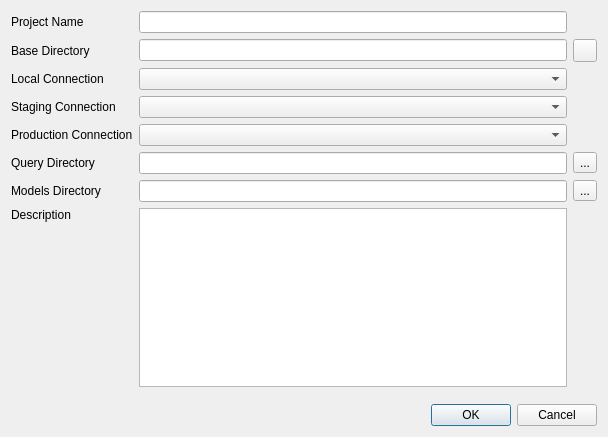
Above: GUI/pgdbatool/dlgproject.ui from marcotcal/PG-DBA-Tools before the change. Below: the same form after it.
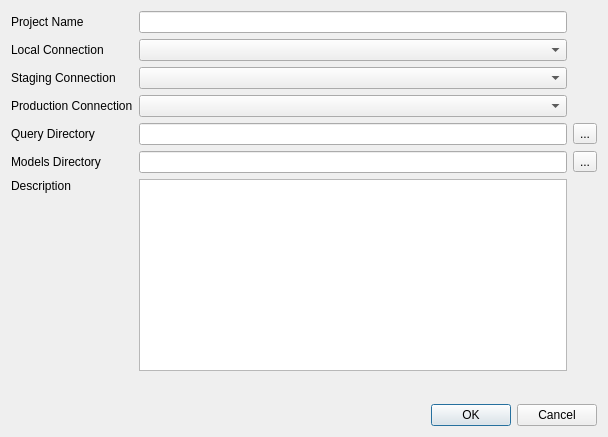
That is the form after the change. Icons and pictures are not drawn.

The edit to the form file:
```diff
--- a/GUI/pgdbatool/dlgproject.ui
+++ b/GUI/pgdbatool/dlgproject.ui
@@ -16,65 +16,7 @@
   <layout class="QVBoxLayout" name="verticalLayout">
    <item>
     <layout class="QGridLayout" name="gridLayout">
-     <item row="1" column="0">
-      <widget class="QLabel" name="label_2">
-       <property name="text">
-        <string>Base Directory</string>
-       </property>
-      </widget>
-     </item>
-     <item row="1" column="1">
-      <widget class="QLineEdit" name="lineEdit_2"/>
-     </item>
-     <item row="0" column="1">
-      <widget class="QLineEdit" name="lineEdit"/>
-     </item>
-     <item row="2" column="1">
-      <widget class="QComboBox" name="comboBox"/>
-     </item>
-     <item row="2" column="0">
-      <widget class="QLabel" name="label_3">
-       <property name="text">
-        <string>Local Connection</string>
-       </property>
-      </widget>
-     </item>
-     <item row="4" column="1">
-      <widget class="QComboBox" name="comboBox_3"/>
-     </item>
-     <item row="0" column="0">
-      <widget class="QLabel" name="label">
-       <property name="text">
-        <string>Project Name</string>
-       </property>
-      </widget>
-     </item>
-     <item row="3" column="1">
-      <widget class="QComboBox" name="comboBox_2"/>
-     </item>
-     <item row="5" column="0">
-      <widget class="QLabel" name="label_6">
-       <property name="text">
-        <string>Query Directory</string>
-       </property>
-      </widget>
-     </item>
-     <item row="3" column="0">
-      <widget class="QLabel" name="label_4">
-       <property name="text">
-        <string>Staging Connection</string>
-       </property>
-      </widget>
-     </item>
-     <item row="1" column="2">
-      <widget class="QToolButton" name="toolButton">
-       <property name="icon">
-        <iconset resource="pgdbatool.qrc">
-         <normaloff>:/icons/images/icons/icons8-opened-folder-40.png</normaloff>:/icons/images/icons/icons8-opened-folder-40.png</iconset>
-       </property>
-      </widget>
-     </item>
-     <item row="5" column="2">
+     <item row="4" column="2">
       <widget class="QToolButton" name="toolButton_2">
        <property name="text">
         <string>...</string>
@@ -85,38 +27,23 @@
        </property>
       </widget>
      </item>
-     <item row="4" column="0">
+     <item row="3" column="0">
       <widget class="QLabel" name="label_5">
        <property name="text">
         <string>Production Connection</string>
        </property>
       </widget>
      </item>
+     <item row="6" column="1">
+      <widget class="QTextEdit" name="ed_description"/>
+     </item>
      <item row="5" column="1">
-      <widget class="QLineEdit" name="lineEdit_3"/>
+      <widget class="QLineEdit" name="ed_models_dir"/>
+     </item>
+     <item row="3" column="1">
+      <widget class="QComboBox" name="cb_production_connection"/>
      </item>
      <item row="6" column="0">
-      <widget class="QLabel" name="label_7">
-       <property name="text">
-        <string>Models Directory</string>
-       </property>
-      </widget>
-     </item>
-     <item row="6" column="1">
-      <widget class="QLineEdit" name="lineEdit_4"/>
-     </item>
-     <item row="6" column="2">
-      <widget class="QToolButton" name="toolButton_3">
-       <property name="text">
-        <string>...</string>
-       </property>
-       <property name="icon">
-        <iconset resource="pgdbatool.qrc">
-         <normaloff>:/icons/images/icons/icons8-opened-folder-40.png</normaloff>:/icons/images/icons/icons8-opened-folder-40.png</iconset>
-       </property>
-      </widget>
-     </item>
-     <item row="7" column="0">
       <widget class="QLabel" name="label_8">
        <property name="text">
         <string>Description</string>
@@ -126,8 +53,63 @@
        </property>
       </widget>
      </item>
-     <item row="7" column="1">
-      <widget class="QTextEdit" name="textEdit"/>
+     <item row="4" column="1">
+      <widget class="QLineEdit" name="ed_query_dir"/>
+     </item>
+     <item row="5" column="2">
+      <widget class="QToolButton" name="toolButton_3">
+       <property name="text">
+        <string>...</string>
+       </property>
+       <property name="icon">
+        <iconset resource="pgdbatool.qrc">
+         <normaloff>:/icons/images/icons/icons8-opened-folder-40.png</normaloff>:/icons/images/icons/icons8-opened-folder-40.png</iconset>
+       </property>
+      </widget>
+     </item>
+     <item row="4" column="0">
+      <widget class="QLabel" name="label_6">
+       <property name="text">
+        <string>Query Directory</string>
+       </property>
+      </widget>
+     </item>
+     <item row="2" column="0">
+      <widget class="QLabel" name="label_4">
+       <property name="text">
+        <string>Staging Connection</string>
+       </property>
+      </widget>
+     </item>
+     <item row="2" column="1">
+      <widget class="QComboBox" name="cb_staging_connection"/>
+     </item>
+     <item row="1" column="0">
+      <widget class="QLabel" name="label_3">
+       <property name="text">
+        <string>Local Connection</string>
+       </property>
+      </widget>
+     </item>
+     <item row="5" column="0">
+      <widget class="QLabel" name="label_7">
+       <property name="text">
+        <string>Models Directory</string>
+       </property>
+      </widget>
+     </item>
+     <item row="0" column="0">
+      <widget class="QLabel" name="label">
+       <property name="text">
+        <string>Project Name</string>
+       </property>
+      </widget>
+     </item>
+     <item row="1" column="1">
+      <widget class="QComboBox" name="cb_development_connection"/>
+     </item>
+     <item row="0" column="1">
+      <widget class="QLineEdit" name="ed_project_name"/>
      </item>
     </layout>
    </item>
```
